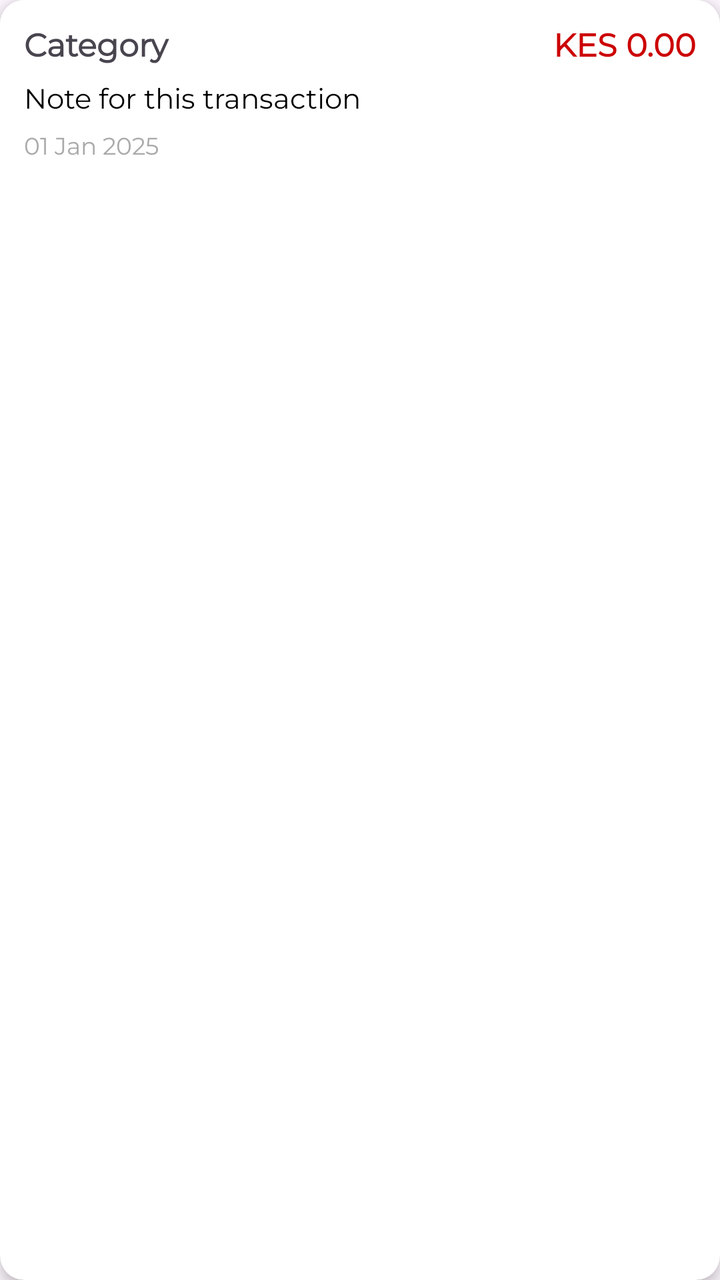
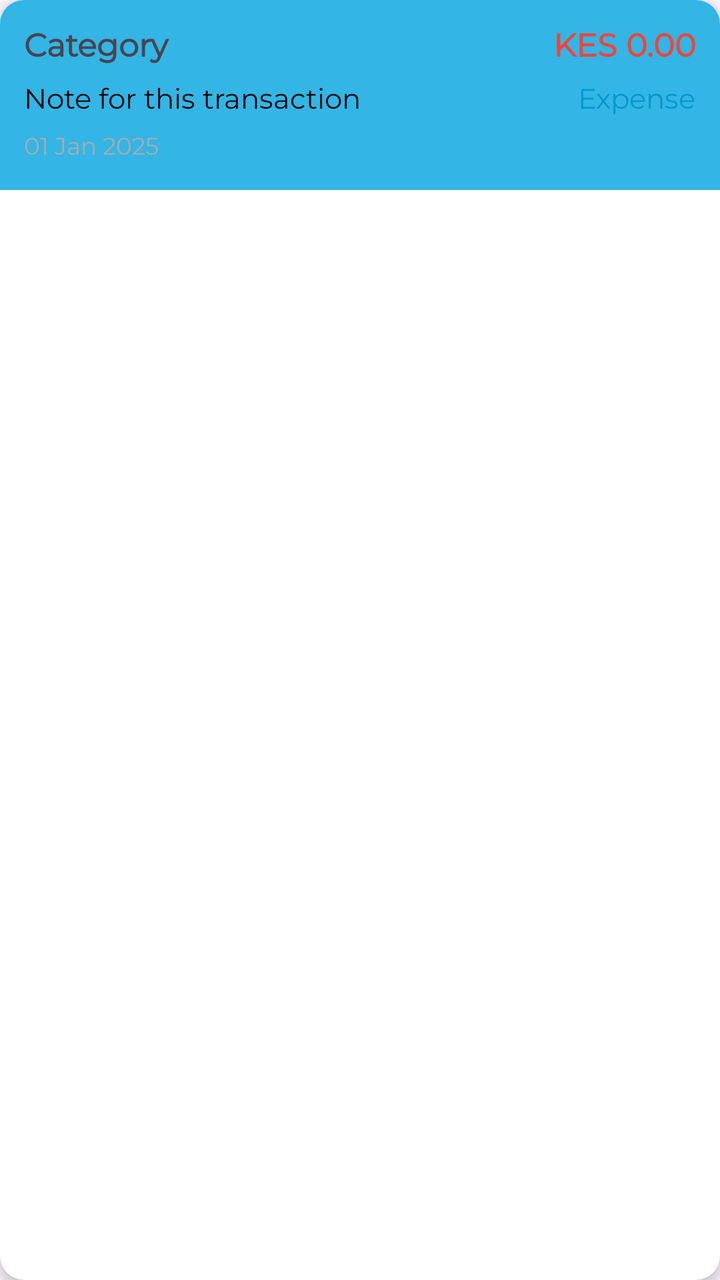

Screens rendered from an Android XML layout before and after an edit, with the pre-edit source and the edit as a unified diff.
<!-- AndroidManifest.xml: application theme Theme.ExpenseTracker -->
<!-- res/layout/item_transaction.xml -->
<?xml version="1.0" encoding="utf-8"?>
<androidx.cardview.widget.CardView
    xmlns:android="http://schemas.android.com/apk/res/android"
    xmlns:app="http://schemas.android.com/apk/res-auto"
    android:layout_width="match_parent"
    android:layout_height="wrap_content"
    android:layout_margin="8dp"
    app:cardCornerRadius="12dp"
    app:cardElevation="4dp">

    <androidx.constraintlayout.widget.ConstraintLayout
        android:layout_width="match_parent"
        android:layout_height="wrap_content"
        android:background="@android:color/white"
        android:padding="12dp">

        
        <TextView
            android:id="@+id/textViewCategory"
            android:layout_width="0dp"
            android:layout_height="wrap_content"
            android:text="Category"
            android:textStyle="bold"
            android:textSize="16sp"
            app:layout_constraintTop_toTopOf="parent"
            app:layout_constraintStart_toStartOf="parent"
            app:layout_constraintEnd_toStartOf="@id/textViewAmount"
            app:layout_constraintHorizontal_bias="0"/>

        
        <TextView
            android:id="@+id/textViewAmount"
            android:layout_width="wrap_content"
            android:layout_height="wrap_content"
            android:text="KES 0.00"
            android:textSize="16sp"
            android:textColor="@android:color/holo_red_dark"
            android:textStyle="bold"
            app:layout_constraintTop_toTopOf="parent"
            app:layout_constraintEnd_toEndOf="parent"/>

        
        <TextView
            android:id="@+id/textViewNote"
            android:layout_width="0dp"
            android:layout_height="wrap_content"
            android:text="Note for this transaction"
            android:textSize="14sp"
            android:textColor="@android:color/black"
            app:layout_constraintTop_toBottomOf="@id/textViewCategory"
            app:layout_constraintStart_toStartOf="parent"
            app:layout_constraintEnd_toEndOf="parent"
            android:layout_marginTop="4dp"/>

        
        <TextView
            android:id="@+id/textViewDate"
            android:layout_width="wrap_content"
            android:layout_height="wrap_content"
            android:text="01 Jan 2025"
            android:textSize="12sp"
            android:textColor="@android:color/darker_gray"
            app:layout_constraintTop_toBottomOf="@id/textViewNote"
            app:layout_constraintStart_toStartOf="parent"
            android:layout_marginTop="4dp"
            android:layout_marginBottom="4dp"/>

    </androidx.constraintlayout.widget.ConstraintLayout>
</androidx.cardview.widget.CardView>
<!-- resources referenced by this layout -->
<resources>
  <style name="Theme.ExpenseTracker" parent="Base.Theme.ExpenseTracker" />
  <style name="Base.Theme.ExpenseTracker" parent="Theme.Material3.DayNight.NoActionBar">
          
          <item name="colorPrimary">@color/purple_500</item>
          <item name="colorPrimaryVariant">@color/purple_700</item>
          <item name="colorOnPrimary">@color/white</item>
          <item name="colorSecondary">@color/teal_700</item>
          <item name="android:fontFamily">@font/montserrat_font</item>
  
          <item name="android:windowBackground">?android:colorBackground</item>
      </style>
  <color name="purple_500">#6200EE</color>
  <color name="purple_700">#6200EE</color>
  <color name="white">#FFFFFFFF</color>
  <color name="teal_700">#018786</color>
</resources>

<!-- the commit's change to res/layout/item_transaction.xml (unified diff, before → after) -->
@@ -11,8 +11,10 @@
     <androidx.constraintlayout.widget.ConstraintLayout
         android:layout_width="match_parent"
         android:layout_height="wrap_content"
-        android:background="@android:color/white"
+        android:background="@android:color/holo_blue_light"
         android:padding="12dp">
+
+
 
         
         <TextView
@@ -27,6 +29,8 @@
             app:layout_constraintEnd_toStartOf="@id/textViewAmount"
             app:layout_constraintHorizontal_bias="0"/>
 
+
+
         
         <TextView
             android:id="@+id/textViewAmount"
@@ -34,10 +38,12 @@
             android:layout_height="wrap_content"
             android:text="KES 0.00"
             android:textSize="16sp"
-            android:textColor="@android:color/holo_red_dark"
+            android:textColor="@color/red"
             android:textStyle="bold"
             app:layout_constraintTop_toTopOf="parent"
             app:layout_constraintEnd_toEndOf="parent"/>
+
+
 
         
         <TextView
@@ -49,6 +55,20 @@
             android:textColor="@android:color/black"
             app:layout_constraintTop_toBottomOf="@id/textViewCategory"
             app:layout_constraintStart_toStartOf="parent"
+            app:layout_constraintEnd_toStartOf="@id/textViewType"
+            android:layout_marginTop="4dp"
+            android:ellipsize="end"
+            android:singleLine="true" />
+
+        
+        <TextView
+            android:id="@+id/textViewType"
+            android:layout_width="wrap_content"
+            android:layout_height="wrap_content"
+            android:text="Expense"
+            android:textSize="14sp"
+            android:textColor="@android:color/holo_blue_dark"
+            app:layout_constraintTop_toBottomOf="@id/textViewCategory"
             app:layout_constraintEnd_toEndOf="parent"
             android:layout_marginTop="4dp"/>
 
@@ -65,5 +85,10 @@
             android:layout_marginTop="4dp"
             android:layout_marginBottom="4dp"/>
 
+
+
+
+
+
     </androidx.constraintlayout.widget.ConstraintLayout>
 </androidx.cardview.widget.CardView>
<!-- resource entries referenced after the edit -->
@@ -1,5 +1,6 @@
 <!-- resources referenced by this layout -->
 <resources>
+  <color name="red">#F44336</color>
   <style name="Theme.ExpenseTracker" parent="Base.Theme.ExpenseTracker" />
   <style name="Base.Theme.ExpenseTracker" parent="Theme.Material3.DayNight.NoActionBar">
           
